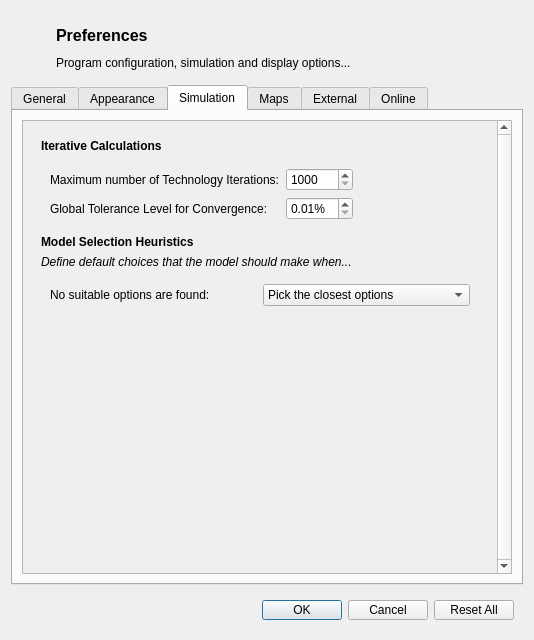
Above: gui/preferencesdialog.ui from petermbach/urbanbeats-pss before the change. Below: the same form after it.
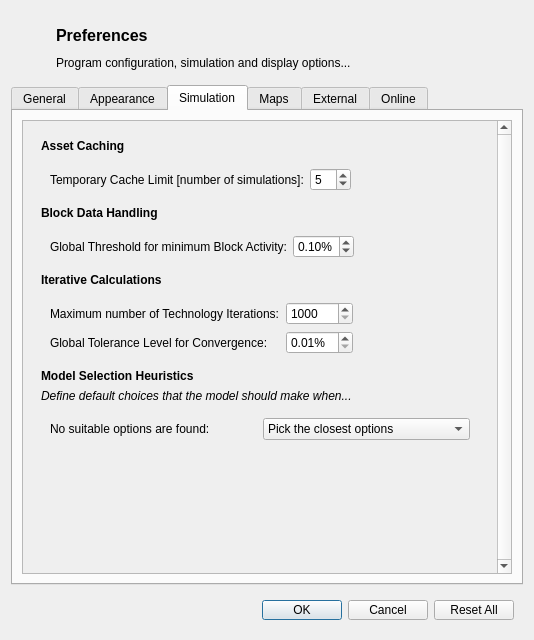
That is the form after the change. The open tabs and pages were chosen to show the change. Icons and pictures are not drawn.

What changed in the file:
```diff
--- a/gui/preferencesdialog.ui
+++ b/gui/preferencesdialog.ui
@@ -644,6 +644,107 @@
              <property name="margin">
               <number>9</number>
              </property>
+             <item>
+              <widget class="QLabel" name="caching">
+               <property name="text">
+                <string>&lt;html&gt;&lt;head/&gt;&lt;body&gt;&lt;p&gt;&lt;span style=&quot; font-weight:600;&quot;&gt;Asset Caching&lt;/span&gt;&lt;/p&gt;&lt;/body&gt;&lt;/html&gt;</string>
+               </property>
+              </widget>
+             </item>
+             <item>
+              <widget class="QWidget" name="caching_widget" native="true">
+               <layout class="QGridLayout" name="gridLayout_13">
+                <item row="0" column="0">
+                 <widget class="QLabel" name="caching_limit_lbl">
+                  <property name="text">
+                   <string>Temporary Cache Limit [number of simulations]:</string>
+                  </property>
+                 </widget>
+                </item>
+                <item row="0" column="2">
+                 <spacer name="horizontalSpacer_4">
+                  <property name="orientation">
+                   <enum>Qt::Horizontal</enum>
+                  </property>
+                  <property name="sizeHint" stdset="0">
+                   <size>
+                    <width>40</width>
+                    <height>20</height>
+                   </size>
+                  </property>
+                 </spacer>
+                </item>
+                <item row="0" column="1">
+                 <widget class="QSpinBox" name="caching_limit_spin">
+                  <property name="suffix">
+                   <string/>
+                  </property>
+                  <property name="minimum">
+                   <number>1</number>
+                  </property>
+                  <property name="maximum">
+                   <number>10</number>
+                  </property>
+                  <property name="singleStep">
+                   <number>1</number>
+                  </property>
+                  <property name="value">
+                   <number>5</number>
+                  </property>
+                 </widget>
+                </item>
+               </layout>
+              </widget>
+             </item>
+             <item>
+              <widget class="QLabel" name="activity">
+               <property name="text">
+                <string>&lt;html&gt;&lt;head/&gt;&lt;body&gt;&lt;p&gt;&lt;span style=&quot; font-weight:600;&quot;&gt;Block Data Handling&lt;/span&gt;&lt;/p&gt;&lt;/body&gt;&lt;/html&gt;</string>
+               </property>
+              </widget>
+             </item>
+             <item>
+              <widget class="QWidget" name="activity_widget" native="true">
+               <layout class="QGridLayout" name="gridLayout_14">
+                <item row="0" column="2">
+                 <spacer name="horizontalSpacer_5">
+                  <property name="orientation">
+                   <enum>Qt::Horizontal</enum>
+                  </property>
+                  <property name="sizeHint" stdset="0">
+                   <size>
+                    <width>40</width>
+                    <height>20</height>
+                   </size>
+                  </property>
+                 </spacer>
+                </item>
+                <item row="0" column="1">
+                 <widget class="QDoubleSpinBox" name="activity_thresh_spin">
+                  <property name="suffix">
+                   <string>%</string>
+                  </property>
+                  <property name="maximum">
+                   <double>5.000000000000000</double>
+                  </property>
+                  <property name="singleStep">
+                   <double>0.010000000000000</double>
+                  </property>
+                  <property name="value">
+                   <double>0.100000000000000</double>
+                  </property>
+                 </widget>
+                </item>
+                <item row="0" column="0">
+                 <widget class="QLabel" name="activity_thresh_lbl">
+                  <property name="text">
+                   <string>Global Threshold for minimum Block Activity:</string>
+                  </property>
+                 </widget>
+                </item>
+               </layout>
+              </widget>
+             </item>
              <item>
               <widget class="QLabel" name="iterations">
                <property name="text">
```
Left out of the diff: 2 changed lines with no effect on the pictures.
